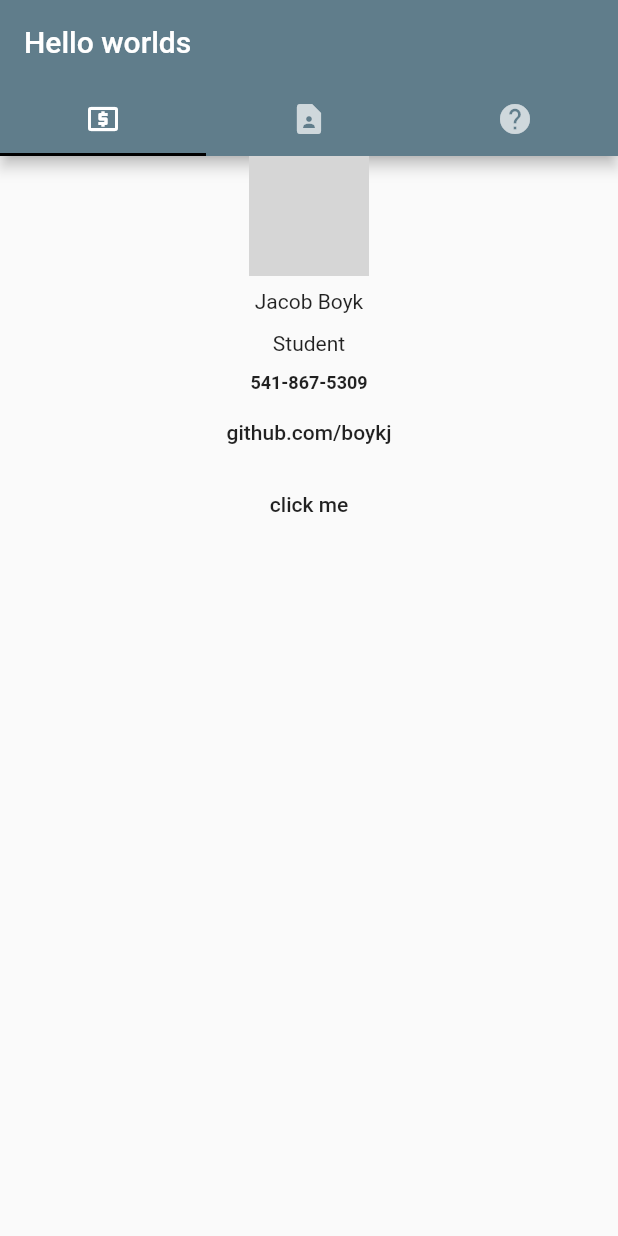
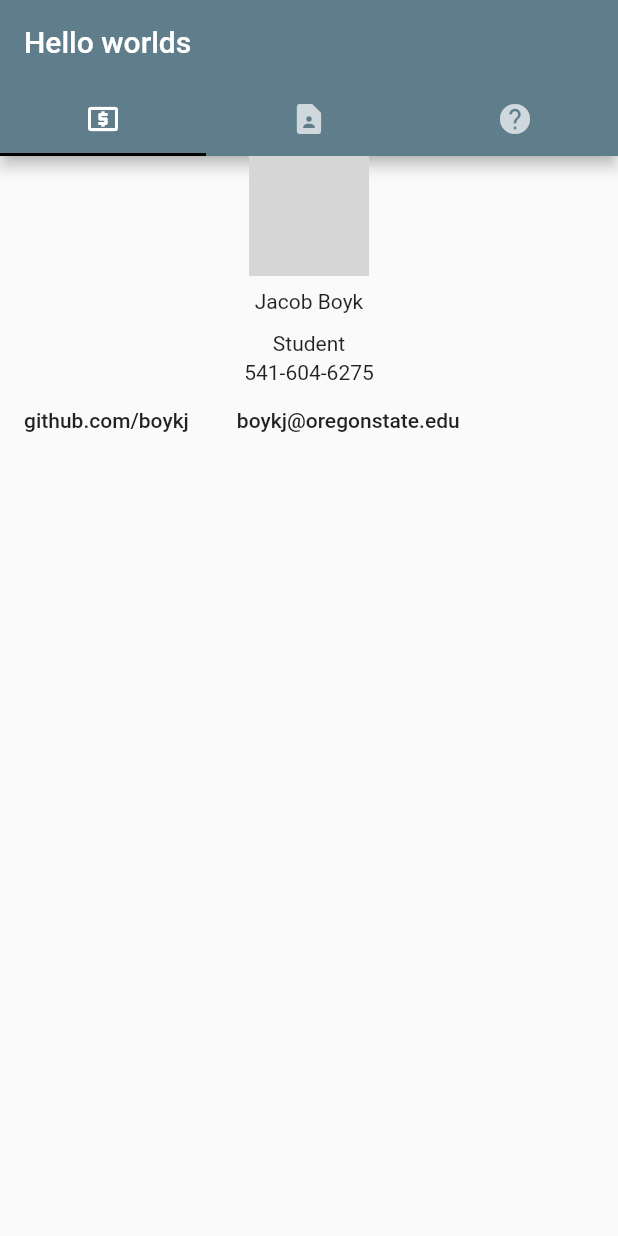
Before and after one commit to boykj/cs492-callMeMaybe, a Flutter app: the screen it shows after launch, on a phone screen of 412 x 824 dp. Run offline on Flutter 3.47's test engine with Material 2 defaults, Android fonts, the phone set to English and light mode, and no system bars; network calls fail; grey boxes are pictures that could not be loaded.

Commit message:
businessCard.dart: Refactor phone:
Change from Text widget to InkWell.
Add additional Text child and onTap()
functionality to launch sms application:

```diff
--- a/lib/businessCard.dart
+++ b/lib/businessCard.dart
@@ -1,3 +1,6 @@
+//import 'dart:html';
+
+import 'package:flutter/services.dart';
 import 'package:url_launcher/url_launcher.dart';
 
 import 'package:flutter/material.dart';
@@ -10,6 +13,8 @@ class BusinessCard extends StatefulWidget {
 class _BusinessCardState extends State<BusinessCard> {
   @override
   Widget build(BuildContext context) {
+    final String phone = '541-604-6275';
+
     return Scaffold(
       body: Center(
         child: Column(
@@ -23,15 +28,15 @@ class _BusinessCardState extends State<BusinessCard> {
             ),
             Text('Jacob Boyk', style: TextStyle(fontSize: 14, height: 2)),
             Text('Student', style: TextStyle(fontSize: 14, height: 2)),
-            Text('541-867-5309',
-                style: TextStyle(
-                    fontSize: 12, height: 2, fontWeight: FontWeight.bold)),
-            FlatButton(
-                child: new Text('github.com/boykj'),
-                onPressed: () => launch('https://github.com/boykj')),
-            FlatButton(
-                child: new Text('click me'),
-                onPressed: () => launch('https://google.com'))
+            InkWell(child: Text(phone), onTap: () => launch("sms:'$phone")),
+            Row(children: [
+              FlatButton(
+                  child: Text('github.com/boykj'),
+                  onPressed: () => launch('https://github.com/boykj')),
+              FlatButton(
+                  child: Text('boykj@oregonstate.edu'),
+                  onPressed: () => launch('https://gmail.com'))
+            ]),
           ],
         ),
       ),
--- a/lib/resumeList.dart
+++ b/lib/resumeList.dart
@@ -12,7 +12,6 @@ class ResumeList extends StatelessWidget {
         Row(children: [
           Text('Hello there\t'),
           Text('General Kenobi'),
-          //Text('Look at this stuff here\n')
         ])
       ])),
     );
```
